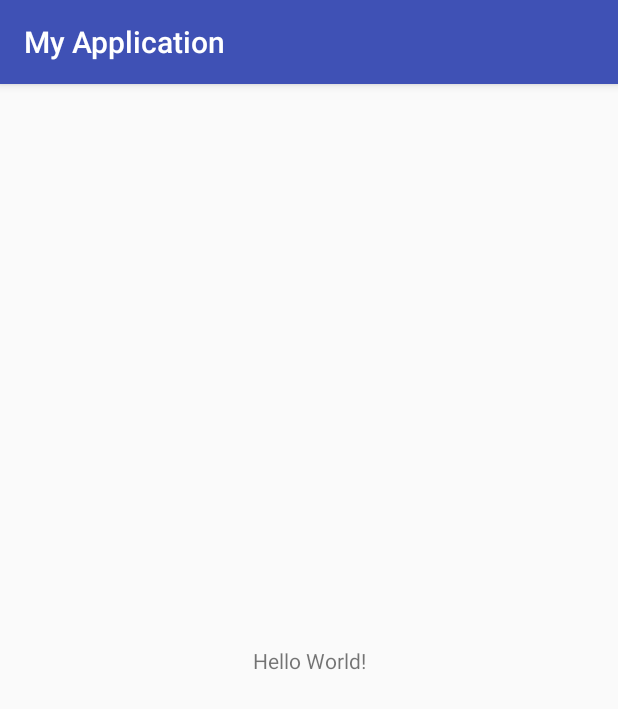
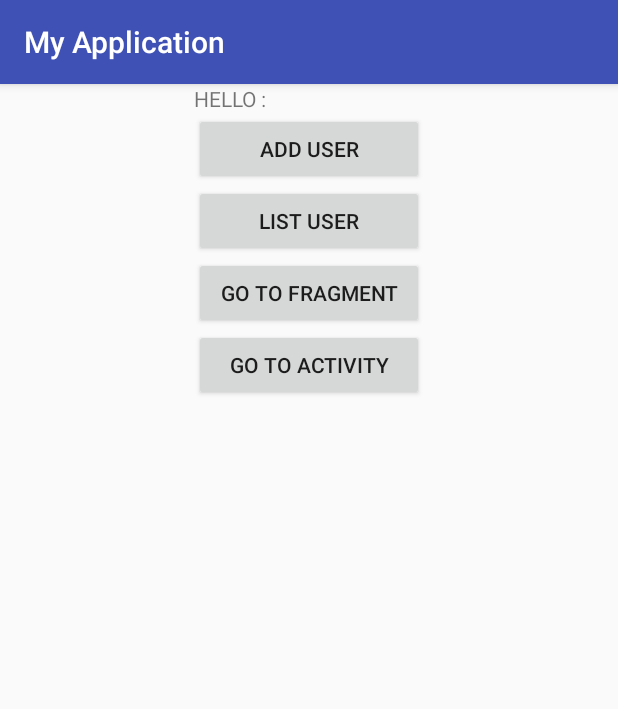
Before and after one commit to antondjatrich/belajar-android-git-git, an Android app: the screen it shows after launch (MainActivity), on a phone screen of 412 x 824 dp. Shown: the top 709 px of the screen. Run offline under Robolectric (Android 15) with nearby library versions, the phone set to English and light mode, and no system bars; 1 statement that could not run was skipped.

Commit message:
belajar pertemuan 3

```diff
--- a/app/src/main/java/com/example/amikom/myapplication/MainActivity.java
+++ b/app/src/main/java/com/example/amikom/myapplication/MainActivity.java
@@ -1,13 +1,41 @@
 package com.example.amikom.myapplication;
 
+import android.content.Intent;
+import android.os.Bundle;
 import android.support.v7.app.AppCompatActivity;
-import android.os.Bundle;
+import android.view.View;
+import android.widget.TextView;
 
 public class MainActivity extends AppCompatActivity {
+
 
     @Override
     protected void onCreate(Bundle savedInstanceState) {
         super.onCreate(savedInstanceState);
         setContentView(R.layout.activity_main);
+        Bundle kirim = getIntent().getExtras();
+        TextView nama = (TextView) findViewById(R.id.user1);
+        nama.setText(kirim.getCharSequence("nama"));
+
+
+
+    }
+
+    public void tambahuser(View view) {
+
+    }
+
+    public void list(View view) {
+    }
+
+    public void kefragment(View view) {
+        Intent intent = new Intent(MainActivity.this,Main3Activity.class);
+        startActivity(intent);
+    }
+
+    public void Pindah(View view) {
+        Intent intent = new Intent(MainActivity.this,Main2Activity.class);
+        startActivity(intent);
+
     }
 }
--- a/app/src/main/res/layout/activity_main.xml
+++ b/app/src/main/res/layout/activity_main.xml
@@ -1,19 +1,67 @@
 <?xml version="1.0" encoding="utf-8"?>
-<android.support.constraint.ConstraintLayout
-    xmlns:android="http://schemas.android.com/apk/res/android"
+<RelativeLayout xmlns:android="http://schemas.android.com/apk/res/android"
+    xmlns:app="http://schemas.android.com/apk/res-auto"
     xmlns:tools="http://schemas.android.com/tools"
-    xmlns:app="http://schemas.android.com/apk/res-auto"
     android:layout_width="match_parent"
     android:layout_height="match_parent"
     tools:context="com.example.amikom.myapplication.MainActivity">
 
-    <TextView
+
+    <LinearLayout
         android:layout_width="wrap_content"
         android:layout_height="wrap_content"
-        android:text="Hello World!"
-        app:layout_constraintBottom_toBottomOf="parent"
-        app:layout_constraintLeft_toLeftOf="parent"
-        app:layout_constraintRight_toRightOf="parent"
-        app:layout_constraintTop_toTopOf="parent" />
+        android:layout_centerHorizontal="true"
+        android:orientation="vertical">
 
-</android.support.constraint.ConstraintLayout>
+        <LinearLayout
+            android:layout_width="wrap_content"
+            android:layout_height="wrap_content"
+            android:orientation="horizontal">
+
+            <TextView
+
+                android:id="@+id/hello"
+                android:layout_width="wrap_content"
+                android:layout_height="wrap_content"
+                android:text="HELLO :" />
+
+            <TextView
+                android:id="@+id/user1"
+                android:layout_width="wrap_content"
+                android:layout_height="wrap_content" />
+
+        </LinearLayout>
+
+        <Button
+            android:id="@+id/add_user"
+            android:layout_width="match_parent"
+            android:layout_height="wrap_content"
+            android:onClick="tambahuser"
+            android:text="add user" />
+
+        <Button
+            android:id="@+id/list_user"
+            android:layout_width="153dp"
+            android:layout_height="wrap_content"
+            android:onClick="list"
+            android:text="List user" />
+
+        <Button
+            android:id="@+id/btn_frag"
+            android:layout_width="match_parent"
+            android:layout_height="wrap_content"
+            android:onClick="kefragment"
+            android:text="Go To Fragment" />
+
+        <Button
+            android:id="@+id/btn_activity"
+            android:layout_width="match_parent"
+            android:layout_height="wrap_content"
+            android:text="Go To Activity"
+            android:onClick="Pindah"/>
+
+
+    </LinearLayout>
+
+
+</RelativeLayout>
```
Also changed, not shown: app/src/main/java/com/example/amikom/myapplication/BlankFragment.java (added, +29 -0 lines), app/src/main/java/com/example/amikom/myapplication/BlankFragment2.java (added, +29 -0 lines), app/src/main/java/com/example/amikom/myapplication/LoginActivity.java (added, +43 -0 lines), app/src/main/java/com/example/amikom/myapplication/Main2Activity.java (added, +13 -0 lines), app/src/main/java/com/example/amikom/myapplication/Main3Activity.java (added, +27 -0 lines), app/src/main/java/com/example/amikom/myapplication/SplashScreen.java (added, +37 -0 lines), app/src/main/java/com/example/amikom/myapplication/util/PreferencesHelper.java (added, +40 -0 lines), app/src/main/res/layout/activity_login.xml (added, +29 -0 lines), app/src/main/res/layout/activity_main2.xml (added, +9 -0 lines), app/src/main/res/layout/activity_main3.xml (added, +32 -0 lines), app/src/main/res/layout/activity_splash_screen.xml (added, +9 -0 lines), app/src/main/res/layout/fragment_blank.xml (added, +13 -0 lines), app/src/main/res/layout/fragment_blank_fragment2.xml (added, +13 -0 lines), 1 other file.
